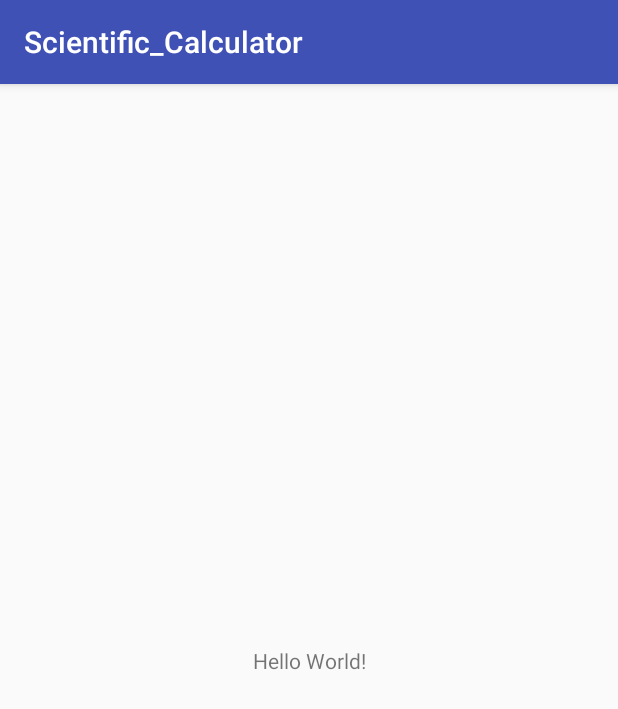
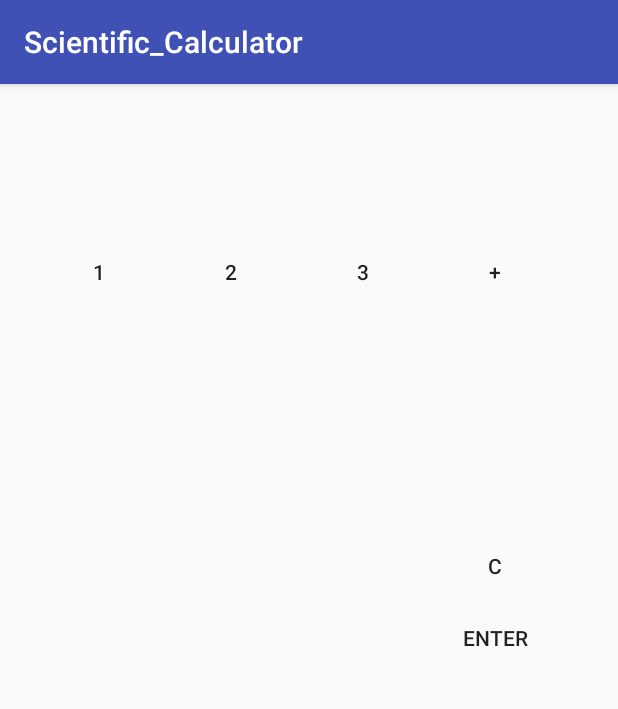
Before and after one commit to moetan/Scientific_Calculator, an Android app: the screen it shows after launch (MainActivity), on a phone screen of 412 x 824 dp. Shown: the top 709 px of the screen. Run offline under Robolectric (Android 15) with nearby library versions, the phone set to English and light mode, and no system bars.

Commit message:
made ryo-dev branch

```diff
--- a/app/build.gradle
+++ b/app/build.gradle
@@ -24,10 +24,12 @@ android {
 
 dependencies {
     implementation fileTree(dir: 'libs', include: ['*.jar'])
-    implementation"org.jetbrains.kotlin:kotlin-stdlib-jre7:$kotlin_version"
+    implementation "org.jetbrains.kotlin:kotlin-stdlib-jre7:$kotlin_version"
     implementation 'com.android.support:appcompat-v7:26.1.0'
     implementation 'com.android.support.constraint:constraint-layout:1.0.2'
+    implementation 'com.android.support:support-v4:26.1.0'
     testImplementation 'junit:junit:4.12'
     androidTestImplementation 'com.android.support.test:runner:1.0.1'
     androidTestImplementation 'com.android.support.test.espresso:espresso-core:3.0.1'
+    compile group: 'org.mariuszgromada.math', name: 'MathParser.org-mXparser', version: '4.1.1'
 }
--- a/app/src/main/java/com/gms/scientific_calculator/scientific_calculator/MainActivity.kt
+++ b/app/src/main/java/com/gms/scientific_calculator/scientific_calculator/MainActivity.kt
@@ -2,11 +2,41 @@ package com.gms.scientific_calculator.scientific_calculator
 
 import android.support.v7.app.AppCompatActivity
 import android.os.Bundle
+import android.view.View
+import android.widget.Button
+import android.widget.ExpandableListAdapter
+import android.widget.TextView
+import org.mariuszgromada.math.mxparser.Expression
+import org.w3c.dom.Text
 
 class MainActivity : AppCompatActivity() {
+
 
     override fun onCreate(savedInstanceState: Bundle?) {
         super.onCreate(savedInstanceState)
         setContentView(R.layout.activity_main)
+
+        val answer = findViewById<TextView>(R.id.field) as TextView
+        val clearButton = findViewById<Button>(R.id.clearButton) as Button
+        val button1 = findViewById<Button>(R.id.button1)  as Button
+        val button2 = findViewById<Button>(R.id.button2)  as Button
+        val button3 = findViewById<Button>(R.id.button3)  as Button
+        val addButton = findViewById<Button>(R.id.add).setOnClickListener { answer.append("+") }
+        val enter = findViewById<Button>(R.id.enter).setOnClickListener { answer.text = calc(answer).toString() }
+
+        clearButton.setOnClickListener { clear(answer) }
+        button1.setOnClickListener { answer.append("1") }
+        button2.setOnClickListener { answer.append("2") }
+        button3.setOnClickListener { answer.append("3") }
     }
+
+    fun clear(text: TextView) {
+        text.text = null
+    }
+
+    val calc = { t: TextView ->
+        Expression(t.toString()).calculate()
+    }
+
+
 }
--- a/app/src/main/res/layout/activity_main.xml
+++ b/app/src/main/res/layout/activity_main.xml
@@ -1,18 +1,81 @@
 <?xml version="1.0" encoding="utf-8"?>
-<android.support.constraint.ConstraintLayout xmlns:android="http://schemas.android.com/apk/res/android"
-    xmlns:app="http://schemas.android.com/apk/res-auto"
+<RelativeLayout xmlns:android="http://schemas.android.com/apk/res/android"
     xmlns:tools="http://schemas.android.com/tools"
     android:layout_width="match_parent"
     android:layout_height="match_parent"
     tools:context="com.gms.scientific_calculator.scientific_calculator.MainActivity">
 
-    <TextView
+    <Button
+        android:id="@+id/button1"
+        style="@style/Widget.AppCompat.Button.Borderless"
         android:layout_width="wrap_content"
         android:layout_height="wrap_content"
-        android:text="Hello World!"
-        app:layout_constraintBottom_toBottomOf="parent"
-        app:layout_constraintLeft_toLeftOf="parent"
-        app:layout_constraintRight_toRightOf="parent"
-        app:layout_constraintTop_toTopOf="parent" />
+        android:layout_alignParentLeft="true"
+        android:layout_alignParentStart="true"
+        android:layout_alignParentTop="true"
+        android:layout_marginLeft="22dp"
+        android:layout_marginStart="22dp"
+        android:layout_marginTop="101dp"
+        android:text="1" />
 
-</android.support.constraint.ConstraintLayout>
+    <Button
+        android:id="@+id/button2"
+        style="@style/Widget.AppCompat.Button.Borderless"
+        android:layout_width="wrap_content"
+        android:layout_height="wrap_content"
+        android:layout_alignBaseline="@+id/button1"
+        android:layout_alignBottom="@+id/button1"
+        android:layout_toEndOf="@+id/button1"
+        android:layout_toRightOf="@+id/button1"
+        android:text="2" />
+
+    <Button
+        android:id="@+id/button3"
+        style="@style/Widget.AppCompat.Button.Borderless"
+        android:layout_width="wrap_content"
+        android:layout_height="wrap_content"
+        android:layout_alignBaseline="@+id/button2"
+        android:layout_alignBottom="@+id/button2"
+        android:layout_toEndOf="@+id/button2"
+        android:layout_toRightOf="@+id/button2"
+        android:text="3" />
+
+    <TextView
+        android:id="@+id/field"
+        android:layout_width="wrap_content"
+        android:layout_height="wrap_content"
+        android:layout_above="@+id/button2"
+        android:layout_centerHorizontal="true"
+        android:layout_marginBottom="33dp" />
+
+    <Button
+        android:id="@+id/clearButton"
+        style="@style/Widget.AppCompat.Button.Borderless"
+        android:layout_width="wrap_content"
+        android:layout_height="wrap_content"
+        android:layout_below="@+id/add"
+        android:layout_marginTop="148dp"
+        android:layout_toEndOf="@+id/button3"
+        android:layout_toRightOf="@+id/button3"
+        android:text="C" />
+
+    <Button
+        android:id="@+id/add"
+        style="@style/Widget.AppCompat.Button.Borderless"
+        android:layout_width="wrap_content"
+        android:layout_height="wrap_content"
+        android:layout_below="@+id/field"
+        android:layout_toEndOf="@+id/button3"
+        android:layout_toRightOf="@+id/button3"
+        android:text="+" />
+
+    <Button
+        android:id="@+id/enter"
+        style="@style/Widget.AppCompat.Button.Borderless"
+        android:layout_width="wrap_content"
+        android:layout_height="wrap_content"
+        android:layout_alignEnd="@+id/clearButton"
+        android:layout_alignRight="@+id/clearButton"
+        android:layout_below="@+id/clearButton"
+        android:text="Enter" />
+</RelativeLayout>
--- a/app/src/main/res/values/strings.xml
+++ b/app/src/main/res/values/strings.xml
@@ -1,3 +1,6 @@
 <resources>
     <string name="app_name">Scientific_Calculator</string>
+
+    <!-- TODO: Remove or change this placeholder text -->
+    <string name="hello_blank_fragment">Hello blank fragment</string>
 </resources>
```
